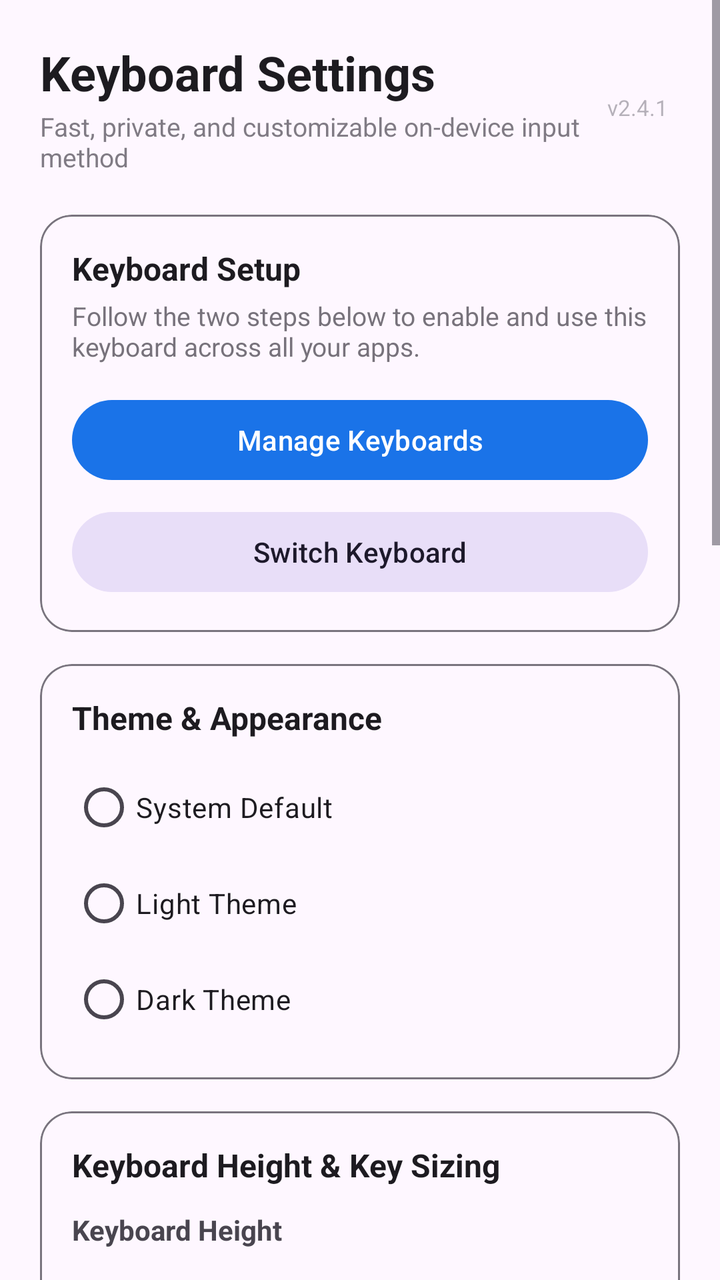
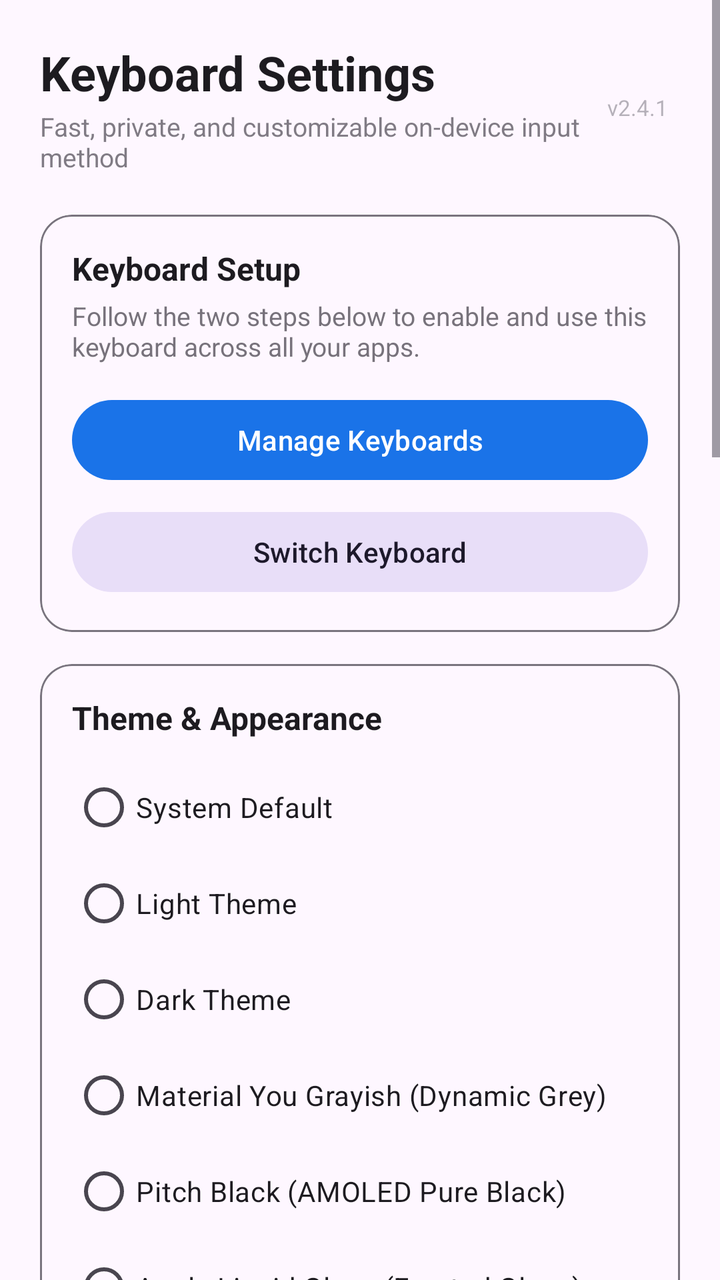

An Android layout rendered at two revisions. The XML below is the earlier revision; the diff shows what the commit changed to produce the second picture.
<!-- AndroidManifest.xml: application theme Theme.CustomKeyboard -->
<!-- res/layout/activity_main.xml -->
<?xml version="1.0" encoding="utf-8"?>
<ScrollView xmlns:android="http://schemas.android.com/apk/res/android"
    xmlns:app="http://schemas.android.com/apk/res-auto"
    android:layout_width="match_parent"
    android:layout_height="match_parent"
    android:fillViewport="true"
    android:background="?android:attr/colorBackground">

    <LinearLayout
        android:layout_width="match_parent"
        android:layout_height="wrap_content"
        android:orientation="vertical"
        android:padding="20dp">

        
        <LinearLayout
            android:id="@+id/headerLayout"
            android:layout_width="match_parent"
            android:layout_height="wrap_content"
            android:orientation="horizontal"
            android:gravity="center_vertical"
            android:paddingBottom="12dp">

            <LinearLayout
                android:layout_width="0dp"
                android:layout_height="wrap_content"
                android:layout_weight="1"
                android:orientation="vertical">

                <TextView
                    android:id="@+id/tvTitle"
                    android:layout_width="wrap_content"
                    android:layout_height="wrap_content"
                    android:text="@string/setup_title"
                    android:textSize="24sp"
                    android:textStyle="bold"
                    android:textColor="?android:attr/textColorPrimary" />

                <TextView
                    android:id="@+id/tvSubtitle"
                    android:layout_width="wrap_content"
                    android:layout_height="wrap_content"
                    android:layout_marginTop="2dp"
                    android:text="@string/setup_subtitle"
                    android:textSize="13sp"
                    android:alpha="0.7"
                    android:textColor="?android:attr/textColorSecondary" />
            </LinearLayout>

            <TextView
                android:id="@+id/tvVersion"
                android:layout_width="wrap_content"
                android:layout_height="wrap_content"
                android:text="v2.4.1"
                android:textSize="11sp"
                android:alpha="0.4"
                android:padding="6dp" />
        </LinearLayout>

        
        <com.google.android.material.card.MaterialCardView
            android:layout_width="match_parent"
            android:layout_height="wrap_content"
            android:layout_marginTop="8dp"
            app:cardCornerRadius="16dp"
            app:cardElevation="0dp"
            app:strokeWidth="1dp"
            app:strokeColor="?attr/colorOutline">

            <LinearLayout
                android:layout_width="match_parent"
                android:layout_height="wrap_content"
                android:orientation="vertical"
                android:padding="16dp">

                <TextView
                    android:layout_width="wrap_content"
                    android:layout_height="wrap_content"
                    android:text="Keyboard Setup"
                    android:textStyle="bold"
                    android:textSize="16sp"
                    android:textColor="?android:attr/textColorPrimary" />

                <TextView
                    android:layout_width="wrap_content"
                    android:layout_height="wrap_content"
                    android:layout_marginTop="4dp"
                    android:text="Follow the two steps below to enable and use this keyboard across all your apps."
                    android:textSize="13sp"
                    android:alpha="0.75"
                    android:textColor="?android:attr/textColorSecondary" />

                <Button
                    android:id="@+id/btnEnable"
                    android:layout_width="match_parent"
                    android:layout_height="wrap_content"
                    android:layout_marginTop="14dp"
                    android:text="@string/btn_enable"
                    android:textAlignment="center" />

                <Button
                    android:id="@+id/btnSwitch"
                    android:layout_width="match_parent"
                    android:layout_height="wrap_content"
                    android:layout_marginTop="8dp"
                    style="@style/Widget.Material3.Button.TonalButton"
                    android:text="@string/btn_switch"
                    android:textAlignment="center" />

            </LinearLayout>
        </com.google.android.material.card.MaterialCardView>

        
        <com.google.android.material.card.MaterialCardView
            android:layout_width="match_parent"
            android:layout_height="wrap_content"
            android:layout_marginTop="16dp"
            app:cardCornerRadius="16dp"
            app:cardElevation="0dp"
            app:strokeWidth="1dp"
            app:strokeColor="?attr/colorOutline">

            <LinearLayout
                android:layout_width="match_parent"
                android:layout_height="wrap_content"
                android:orientation="vertical"
                android:padding="16dp">

                <TextView
                    android:layout_width="wrap_content"
                    android:layout_height="wrap_content"
                    android:text="@string/theme_label"
                    android:textStyle="bold"
                    android:textSize="16sp"
                    android:textColor="?android:attr/textColorPrimary" />

                <RadioGroup
                    android:id="@+id/themeRadioGroup"
                    android:layout_width="match_parent"
                    android:layout_height="wrap_content"
                    android:layout_marginTop="10dp">

                    <RadioButton
                        android:id="@+id/radioThemeSystem"
                        android:layout_width="match_parent"
                        android:layout_height="wrap_content"
                        android:text="@string/theme_system"
                        android:textSize="14sp" />

                    <RadioButton
                        android:id="@+id/radioThemeLight"
                        android:layout_width="match_parent"
                        android:layout_height="wrap_content"
                        android:text="@string/theme_light"
                        android:textSize="14sp" />

                    <RadioButton
                        android:id="@+id/radioThemeDark"
                        android:layout_width="match_parent"
                        android:layout_height="wrap_content"
                        android:text="@string/theme_dark"
                        android:textSize="14sp" />
                </RadioGroup>
            </LinearLayout>
        </com.google.android.material.card.MaterialCardView>

        
        <com.google.android.material.card.MaterialCardView
            android:layout_width="match_parent"
            android:layout_height="wrap_content"
            android:layout_marginTop="16dp"
            app:cardCornerRadius="16dp"
            app:cardElevation="0dp"
            app:strokeWidth="1dp"
            app:strokeColor="?attr/colorOutline">

            <LinearLayout
                android:layout_width="match_parent"
                android:layout_height="wrap_content"
                android:orientation="vertical"
                android:padding="16dp">

                <TextView
                    android:layout_width="wrap_content"
                    android:layout_height="wrap_content"
                    android:text="@string/keyboard_size_title"
                    android:textStyle="bold"
                    android:textSize="16sp"
                    android:textColor="?android:attr/textColorPrimary" />

                <TextView
                    android:layout_width="wrap_content"
                    android:layout_height="wrap_content"
                    android:layout_marginTop="12dp"
                    android:text="@string/keyboard_height_label"
                    android:textSize="14sp"
                    android:textStyle="bold"
                    android:textColor="?android:attr/textColorSecondary" />

                <RadioGroup
                    android:id="@+id/heightRadioGroup"
                    android:layout_width="match_parent"
                    android:layout_height="wrap_content"
                    android:layout_marginTop="6dp">

                    <RadioButton
                        android:id="@+id/radioHeightCompact"
                        android:layout_width="match_parent"
                        android:layout_height="wrap_content"
                        android:text="@string/height_compact"
                        android:textSize="14sp" />

                    <RadioButton
                        android:id="@+id/radioHeightNormal"
                        android:layout_width="match_parent"
                        android:layout_height="wrap_content"
                        android:text="@string/height_normal"
                        android:textSize="14sp" />

                    <RadioButton
                        android:id="@+id/radioHeightTall"
                        android:layout_width="match_parent"
                        android:layout_height="wrap_content"
                        android:text="@string/height_tall"
                        android:textSize="14sp" />

                    <RadioButton
                        android:id="@+id/radioHeightExtraTall"
                        android:layout_width="match_parent"
                        android:layout_height="wrap_content"
                        android:text="@string/height_extra_tall"
                        android:textSize="14sp" />
                </RadioGroup>

                <View
                    android:layout_width="match_parent"
                    android:layout_height="1dp"
                    android:layout_marginTop="10dp"
                    android:layout_marginBottom="10dp"
                    android:background="?attr/colorOutlineVariant" />

                <TextView
                    android:layout_width="wrap_content"
                    android:layout_height="wrap_content"
                    android:text="@string/key_font_size_label"
                    android:textSize="14sp"
                    android:textStyle="bold"
                    android:textColor="?android:attr/textColorSecondary" />

                <RadioGroup
                    android:id="@+id/keySizeRadioGroup"
                    android:layout_width="match_parent"
                    android:layout_height="wrap_content"
                    android:layout_marginTop="6dp">

                    <RadioButton
                        android:id="@+id/radioKeySmall"
                        android:layout_width="match_parent"
                        android:layout_height="wrap_content"
                        android:text="@string/font_size_small"
                        android:textSize="14sp" />

                    <RadioButton
                        android:id="@+id/radioKeyNormal"
                        android:layout_width="match_parent"
                        android:layout_height="wrap_content"
                        android:text="@string/font_size_normal"
                        android:textSize="14sp" />

                    <RadioButton
                        android:id="@+id/radioKeyLarge"
                        android:layout_width="match_parent"
                        android:layout_height="wrap_content"
                        android:text="@string/font_size_large"
                        android:textSize="14sp" />

                    <RadioButton
                        android:id="@+id/radioKeyExtraLarge"
                        android:layout_width="match_parent"
                        android:layout_height="wrap_content"
                        android:text="@string/font_size_extra_large"
                        android:textSize="14sp" />
                </RadioGroup>

            </LinearLayout>
        </com.google.android.material.card.MaterialCardView>

        
        <com.google.android.material.card.MaterialCardView
            android:layout_width="match_parent"
            android:layout_height="wrap_content"
            android:layout_marginTop="16dp"
            app:cardCornerRadius="16dp"
            app:cardElevation="0dp"
            app:strokeWidth="1dp"
            app:strokeColor="?attr/colorOutline">

            <LinearLayout
                android:layout_width="match_parent"
                android:layout_height="wrap_content"
                android:orientation="vertical"
                android:padding="16dp">

                <TextView
                    android:layout_width="wrap_content"
                    android:layout_height="wrap_content"
                    android:text="@string/sandbox_title"
                    android:textStyle="bold"
                    android:textSize="16sp"
                    android:textColor="?android:attr/textColorPrimary" />

                <EditText
                    android:id="@+id/editSandbox"
                    android:layout_width="match_parent"
                    android:layout_height="wrap_content"
                    android:layout_marginTop="10dp"
                    android:hint="@string/sandbox_hint"
                    android:textColor="@color/edit_text_color"
                    android:textColorHint="@color/edit_hint_color"
                    android:textSize="14sp"
                    android:minLines="3"
                    android:gravity="top|start"
                    android:padding="12dp"
                    android:background="@drawable/bg_edit_text" />

                <Button
                    android:id="@+id/btnClearSandbox"
                    android:layout_width="wrap_content"
                    android:layout_height="wrap_content"
                    android:layout_gravity="end"
                    android:layout_marginTop="6dp"
                    style="@style/Widget.Material3.Button.TextButton"
                    android:text="Clear Field" />
            </LinearLayout>
        </com.google.android.material.card.MaterialCardView>

        
        <com.google.android.material.card.MaterialCardView
            android:layout_width="match_parent"
            android:layout_height="wrap_content"
            android:layout_marginTop="16dp"
            android:layout_marginBottom="24dp"
            app:cardCornerRadius="16dp"
            app:cardElevation="0dp"
            app:strokeWidth="1dp"
            app:strokeColor="?attr/colorOutline">

            <LinearLayout
                android:layout_width="match_parent"
                android:layout_height="wrap_content"
                android:orientation="vertical"
                android:padding="16dp">

                <TextView
                    android:layout_width="wrap_content"
                    android:layout_height="wrap_content"
                    android:text="@string/features_title"
                    android:textStyle="bold"
                    android:textSize="16sp"
                    android:textColor="?android:attr/textColorPrimary" />

                <TextView
                    android:layout_width="match_parent"
                    android:layout_height="wrap_content"
                    android:layout_marginTop="8dp"
                    android:text="• Multilingual layout (English QWERTY &amp; Arabic)\n• Smart Word Suggestions\n• Integrated Clipboard History\n• Fast Emoji &amp; Symbol Selectors\n• 100% On-Device, Private &amp; Offline"
                    android:lineSpacingExtra="4dp"
                    android:textSize="13sp"
                    android:alpha="0.8"
                    android:textColor="?android:attr/textColorSecondary" />
            </LinearLayout>
        </com.google.android.material.card.MaterialCardView>

    </LinearLayout>
</ScrollView>
<!-- resources referenced by this layout -->
<resources>
  <color name="edit_hint_color">#667085</color>
  <color name="edit_text_color">#101828</color>
  <!-- drawable bg_edit_text (drawable) -->
  <?xml version="1.0" encoding="utf-8"?>
  <shape xmlns:android="http://schemas.android.com/apk/res/android"
      android:shape="rectangle">
      <corners android:radius="10dp" />
      <solid android:color="@color/edit_bg" />
      <stroke
          android:width="1dp"
          android:color="@color/edit_stroke" />
  </shape>
  <string name="btn_enable">Manage Keyboards</string>
  <string name="btn_switch">Switch Keyboard</string>
  <string name="features_title">Keyboard Features</string>
  <string name="font_size_extra_large">Extra Large</string>
  <string name="font_size_large">Large</string>
  <string name="font_size_normal">Normal</string>
  <string name="font_size_small">Small</string>
  <string name="height_compact">Compact (85%)</string>
  <string name="height_extra_tall">Extra Tall (130%)</string>
  <string name="height_normal">Normal (Default 100%)</string>
  <string name="height_tall">Tall (115%)</string>
  <string name="key_font_size_label">Key Label &amp; Font Size</string>
  <string name="keyboard_height_label">Keyboard Height</string>
  <string name="keyboard_size_title">Keyboard Height &amp; Key Sizing</string>
  <string name="sandbox_hint">Tap here to test typing, clipboard, and emojis...</string>
  <string name="sandbox_title">Test &amp; Preview Field</string>
  <string name="setup_subtitle">Fast, private, and customizable on-device input method</string>
  <string name="setup_title">Keyboard Settings</string>
  <string name="theme_dark">Dark Theme</string>
  <string name="theme_label">Theme &amp; Appearance</string>
  <string name="theme_light">Light Theme</string>
  <string name="theme_system">System Default</string>
  <style name="Theme.CustomKeyboard" parent="Theme.Material3.DayNight.NoActionBar">
          <item name="colorPrimary">@color/accent</item>
          <item name="colorAccent">@color/accent</item>
          <item name="android:statusBarColor">?android:attr/colorBackground</item>
          <item name="android:navigationBarColor">?android:attr/colorBackground</item>
      </style>
  <color name="edit_bg">#F2F4F7</color>
  <color name="edit_stroke">#D0D5DD</color>
  <color name="accent">#1A73E8</color>
</resources>

<!-- the commit's change to res/layout/activity_main.xml (unified diff, before → after) -->
@@ -160,6 +160,27 @@
                         android:layout_height="wrap_content"
                         android:text="@string/theme_dark"
                         android:textSize="14sp" />
+
+                    <RadioButton
+                        android:id="@+id/radioThemeMaterialYou"
+                        android:layout_width="match_parent"
+                        android:layout_height="wrap_content"
+                        android:text="@string/theme_material_you"
+                        android:textSize="14sp" />
+
+                    <RadioButton
+                        android:id="@+id/radioThemePitchBlack"
+                        android:layout_width="match_parent"
+                        android:layout_height="wrap_content"
+                        android:text="@string/theme_pitch_black"
+                        android:textSize="14sp" />
+
+                    <RadioButton
+                        android:id="@+id/radioThemeLiquidGlass"
+                        android:layout_width="match_parent"
+                        android:layout_height="wrap_content"
+                        android:text="@string/theme_liquid_glass"
+                        android:textSize="14sp" />
                 </RadioGroup>
             </LinearLayout>
         </com.google.android.material.card.MaterialCardView>
@@ -188,10 +209,48 @@
                     android:textSize="16sp"
                     android:textColor="?android:attr/textColorPrimary" />
 
+                
                 <TextView
                     android:layout_width="wrap_content"
                     android:layout_height="wrap_content"
                     android:layout_marginTop="12dp"
+                    android:text="@string/button_width_label"
+                    android:textSize="14sp"
+                    android:textStyle="bold"
+                    android:textColor="?android:attr/textColorSecondary" />
+
+                <RadioGroup
+                    android:id="@+id/widthRadioGroup"
+                    android:layout_width="match_parent"
+                    android:layout_height="wrap_content"
+                    android:layout_marginTop="6dp">
+
+                    <RadioButton
+                        android:id="@+id/radioWidthWide"
+                        android:layout_width="match_parent"
+                        android:layout_height="wrap_content"
+                        android:text="@string/width_wide"
+                        android:textSize="14sp" />
+
+                    <RadioButton
+                        android:id="@+id/radioWidthStandard"
+                        android:layout_width="match_parent"
+                        android:layout_height="wrap_content"
+                        android:text="@string/width_standard"
+                        android:textSize="14sp" />
+                </RadioGroup>
+
+                <View
+                    android:layout_width="match_parent"
+                    android:layout_height="1dp"
+                    android:layout_marginTop="10dp"
+                    android:layout_marginBottom="10dp"
+                    android:background="?attr/colorOutlineVariant" />
+
+                <TextView
+                    android:layout_width="wrap_content"
+                    android:layout_height="wrap_content"
+                    android:layout_marginTop="2dp"
                     android:text="@string/keyboard_height_label"
                     android:textSize="14sp"
                     android:textStyle="bold"
<!-- resource entries referenced after the edit -->
@@ -14,6 +14,7 @@
   </shape>
   <string name="btn_enable">Manage Keyboards</string>
   <string name="btn_switch">Switch Keyboard</string>
+  <string name="button_width_label">Button Width &amp; Key Spacing</string>
   <string name="features_title">Keyboard Features</string>
   <string name="font_size_extra_large">Extra Large</string>
   <string name="font_size_large">Large</string>
@@ -33,7 +34,12 @@
   <string name="theme_dark">Dark Theme</string>
   <string name="theme_label">Theme &amp; Appearance</string>
   <string name="theme_light">Light Theme</string>
+  <string name="theme_liquid_glass">Apple Liquid Glass (Frosted Glass)</string>
+  <string name="theme_material_you">Material You Grayish (Dynamic Grey)</string>
+  <string name="theme_pitch_black">Pitch Black (AMOLED Pure Black)</string>
   <string name="theme_system">System Default</string>
+  <string name="width_standard">Standard Keys</string>
+  <string name="width_wide">Wider Keys (Optimized Touch Targets - Fewer Misses)</string>
   <style name="Theme.CustomKeyboard" parent="Theme.Material3.DayNight.NoActionBar">
           <item name="colorPrimary">@color/accent</item>
           <item name="colorAccent">@color/accent</item>
